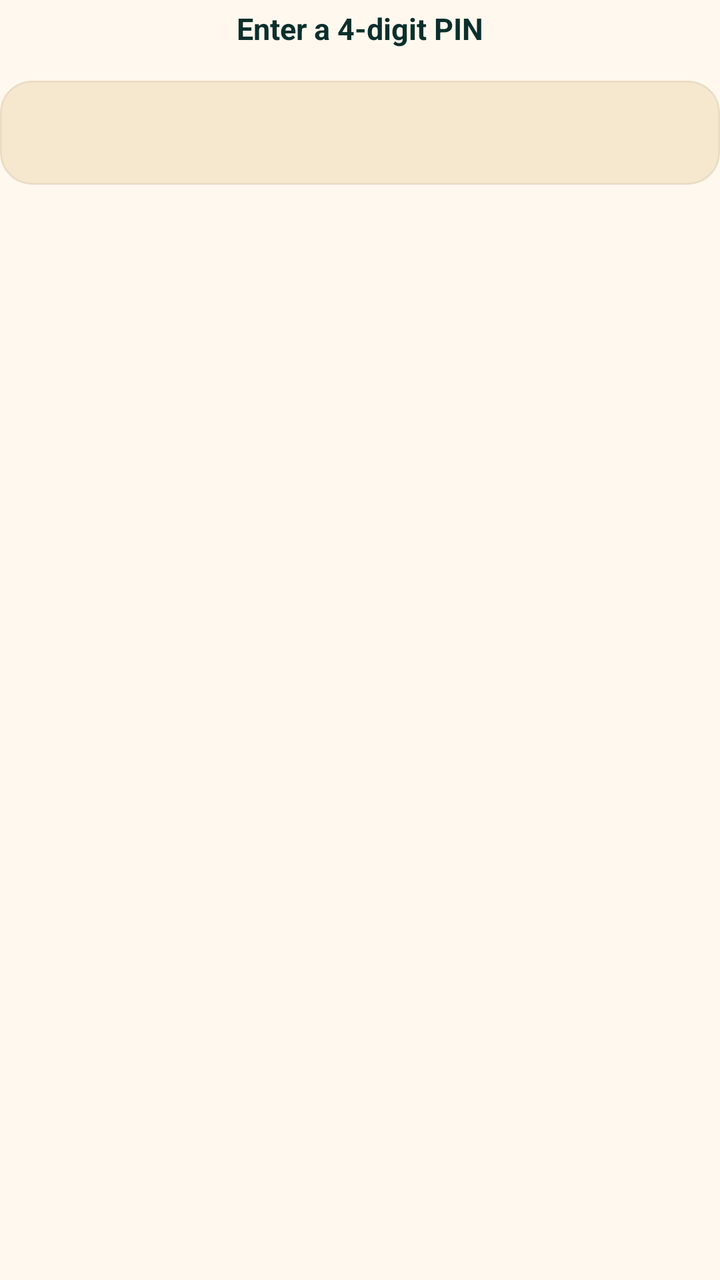
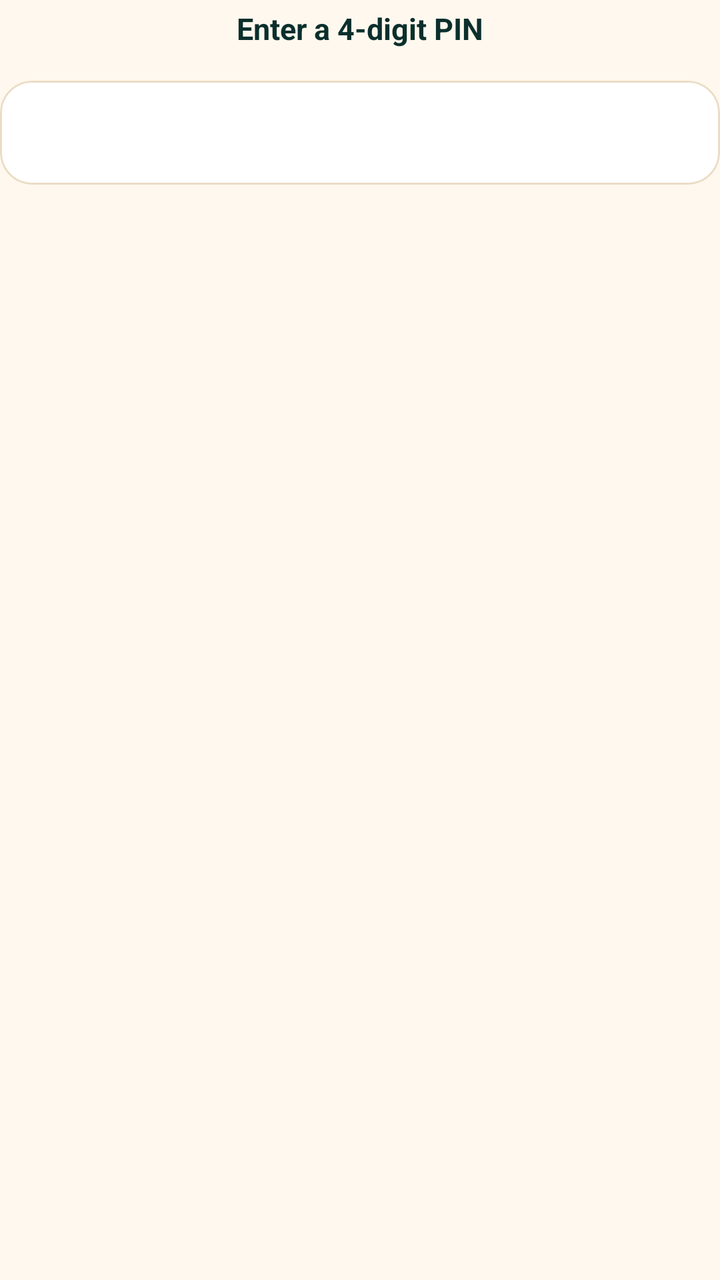

Compare the two renders of this Android layout. The source of the first and the diff that turns it into the second are given below.
<!-- AndroidManifest.xml: application theme AppTheme -->
<!-- res/layout/dialog_pin_entry.xml -->
<LinearLayout
	xmlns:android="http://schemas.android.com/apk/res/android"
	xmlns:app="http://schemas.android.com/apk/res-auto"
	xmlns:tools="http://schemas.android.com/tools"
	android:layout_width="match_parent"
	android:layout_height="wrap_content"
	android:paddingTop="4dp"
	android:paddingBottom="4dp"
	android:orientation="vertical">
	<TextView
		android:id="@+id/tv_pin_dialog_message"
		android:layout_width="match_parent"
		android:layout_height="wrap_content"
		android:layout_marginBottom="16dp"
		android:gravity="center_horizontal|center_vertical"
		android:text="Enter a 4-digit PIN"
		android:textSize="15sp"
		android:textStyle="bold"
		android:focusable="false" />
	<com.google.android.material.card.MaterialCardView
		android:id="@+id/cardview8"
		android:layout_width="match_parent"
		android:layout_height="wrap_content"
		app:cardBackgroundColor="@color/colorSurfaceRaised"
		app:cardCornerRadius="16dp"
		app:cardElevation="0dp"
		app:strokeColor="@color/colorCardStroke"
		app:strokeWidth="1dp">
		<EditText
			android:id="@+id/et_pin_dialog_input"
			android:layout_width="match_parent"
			android:layout_height="52dp"
			android:background="@android:color/transparent"
			android:gravity="center_horizontal|center_vertical"
			android:textSize="24sp"
			android:textStyle="bold"
			android:textColor="@color/colorTextPrimary"
			android:inputType="numberPassword"
			android:focusable="true"
			android:focusableInTouchMode="true"
			android:letterSpacing="0.5"
			android:maxLength="4"
			android:paddingHorizontal="16dp" />
	</com.google.android.material.card.MaterialCardView>
	<TextView
		android:id="@+id/tv_pin_dialog_error"
		android:layout_width="match_parent"
		android:layout_height="wrap_content"
		android:layout_marginTop="10dp"
		android:gravity="center_horizontal|center_vertical"
		android:textSize="12sp"
		android:textColor="@color/colorError"
		android:visibility="gone"
		android:focusable="false" />
</LinearLayout>
<!-- resources referenced by this layout -->
<resources>
  <color name="colorCardStroke">#EBDCC5</color>
  <color name="colorError">#C8443F</color>
  <color name="colorSurfaceRaised">#F6E7CF</color>
  <color name="colorTextPrimary">#0B2F2C</color>
  <style name="HarvanaPopupMenu" parent="Widget.MaterialComponents.PopupMenu">
          <item name="android:popupBackground">@drawable/bg_popup_menu</item>
          <item name="android:popupElevation">10dp</item>
      </style>
  <style name="HarvanaSpinner" parent="Widget.AppCompat.Spinner">
          <item name="android:popupBackground">@color/colorSurface</item>
          <item name="android:dropDownSelector">@color/colorAccentRipple</item>
      </style>
  <style name="HarvanaButton" parent="Widget.MaterialComponents.Button">
          <item name="cornerRadius">12dp</item>
          <item name="android:minHeight">48dp</item>
          <item name="android:insetTop">0dp</item>
          <item name="android:insetBottom">0dp</item>
          <item name="android:paddingStart">16dp</item>
          <item name="android:paddingEnd">16dp</item>
          <item name="android:textAllCaps">false</item>
          <item name="android:textStyle">bold</item>
          <item name="android:textSize">15sp</item>
          <item name="android:letterSpacing">0.02</item>
          <item name="backgroundTint">@color/colorAccent</item>
          <item name="android:textColor">@color/colorTextOnAccent</item>
      </style>
  <!-- drawable ic_nav_back (drawable) -->
  <?xml version="1.0" encoding="utf-8"?>
  <vector xmlns:android="http://schemas.android.com/apk/res/android"
      android:width="24dp" android:height="24dp" android:viewportWidth="24" android:viewportHeight="24"
      android:autoMirrored="true"
      android:tint="?attr/colorControlNormal">
      <path android:fillColor="#FFFFFFFF" android:pathData="M20,11H7.83l5.59,-5.59L12,4l-8,8 8,8 1.41,-1.41L7.83,13H20v-2z" />
  </vector>
  <style name="HarvanaTextView" parent="android:Widget.TextView">
          <item name="android:textColor">@color/colorTextPrimary</item>
      </style>
  <color name="colorBackground">#FFF8EE</color>
  <color name="colorAccent">#0B5F57</color>
  <color name="colorTextOnAccent">#FFFFFF</color>
  <color name="colorAccentDark">#084A44</color>
  <color name="colorTextPrimaryWhite">#FFFFFF</color>
  <color name="colorControlNormal">#587570</color>
  <color name="colorAccentRipple">#1A0B5F57</color>
  <color name="colorAccentStroke">#330B5F57</color>
  <color name="colorAccentStrong">#053D3A</color>
  <color name="colorSurface">#FFFFFF</color>
  <color name="colorTextSecondary">#3F5F5A</color>
  <color name="colorTextTertiary">#587570</color>
  <!-- drawable bg_popup_menu (drawable) -->
  <?xml version="1.0" encoding="utf-8"?>
  <shape xmlns:android="http://schemas.android.com/apk/res/android" android:shape="rectangle">
      <solid android:color="@color/colorPopupSurface" />
      <stroke android:width="1dp" android:color="@color/colorCardStroke" />
      <corners android:radius="14dp" />
  </shape>
  <style name="HarvanaDialogButton" parent="Widget.MaterialComponents.Button.TextButton.Dialog">
          <item name="android:textColor">@color/colorAccent</item>
          <item name="android:minHeight">48dp</item>
      </style>
  <style name="HarvanaBottomSheetStyle" parent="Widget.MaterialComponents.BottomSheet.Modal">
          <item name="backgroundTint">?attr/colorSurface</item>
          <item name="shapeAppearanceOverlay">@style/HarvanaBottomSheetShape</item>
      </style>
  <color name="colorPopupSurface">#F6E9D2</color>
  <style name="HarvanaBottomSheetShape" parent="">
          <item name="cornerFamily">rounded</item>
          <item name="cornerSizeTopLeft">20dp</item>
          <item name="cornerSizeTopRight">20dp</item>
          <item name="cornerSizeBottomLeft">0dp</item>
          <item name="cornerSizeBottomRight">0dp</item>
      </style>
  <!-- unchanged entries left out for length: 4 -->
</resources>

<!-- the commit's change to res/layout/dialog_pin_entry.xml (unified diff, before → after) -->
@@ -21,7 +21,7 @@
 		android:id="@+id/cardview8"
 		android:layout_width="match_parent"
 		android:layout_height="wrap_content"
-		app:cardBackgroundColor="@color/colorSurfaceRaised"
+		app:cardBackgroundColor="@color/colorSurface"
 		app:cardCornerRadius="16dp"
 		app:cardElevation="0dp"
 		app:strokeColor="@color/colorCardStroke"
<!-- resource entries referenced after the edit -->
@@ -2,7 +2,6 @@
 <resources>
   <color name="colorCardStroke">#EBDCC5</color>
   <color name="colorError">#C8443F</color>
-  <color name="colorSurfaceRaised">#F6E7CF</color>
   <color name="colorTextPrimary">#0B2F2C</color>
   <style name="HarvanaPopupMenu" parent="Widget.MaterialComponents.PopupMenu">
           <item name="android:popupBackground">@drawable/bg_popup_menu</item>
@@ -64,7 +63,7 @@
           <item name="backgroundTint">?attr/colorSurface</item>
           <item name="shapeAppearanceOverlay">@style/HarvanaBottomSheetShape</item>
       </style>
-  <color name="colorPopupSurface">#F6E9D2</color>
+  <color name="colorPopupSurface">@color/colorSurface</color>
   <style name="HarvanaBottomSheetShape" parent="">
           <item name="cornerFamily">rounded</item>
           <item name="cornerSizeTopLeft">20dp</item>
